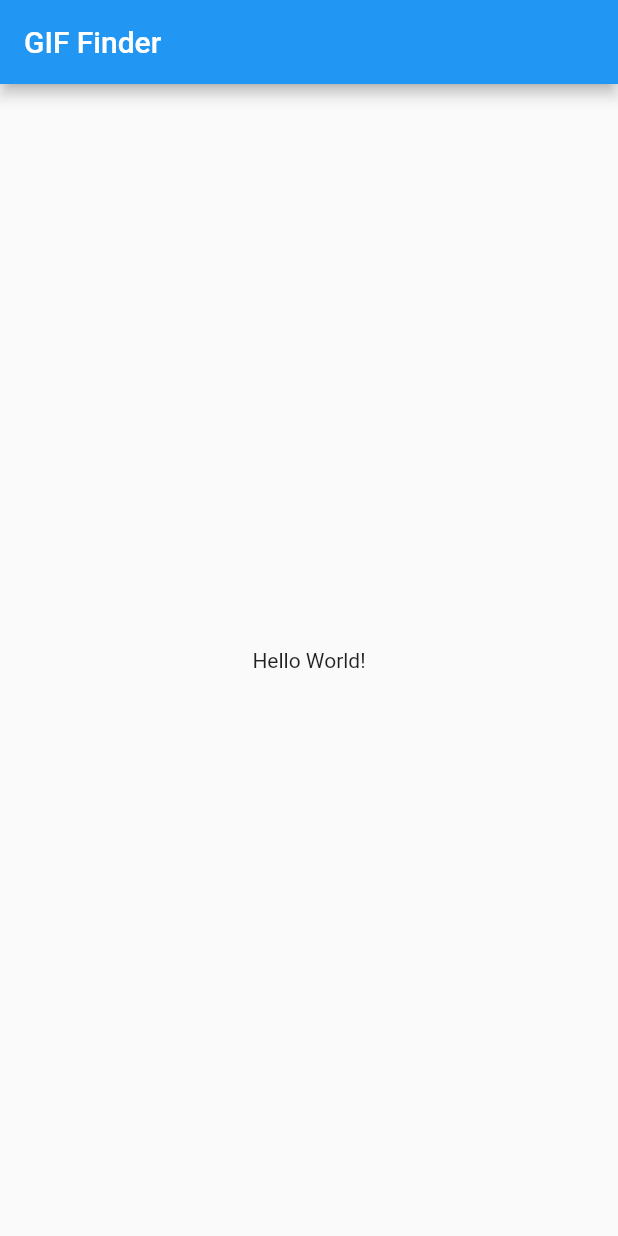
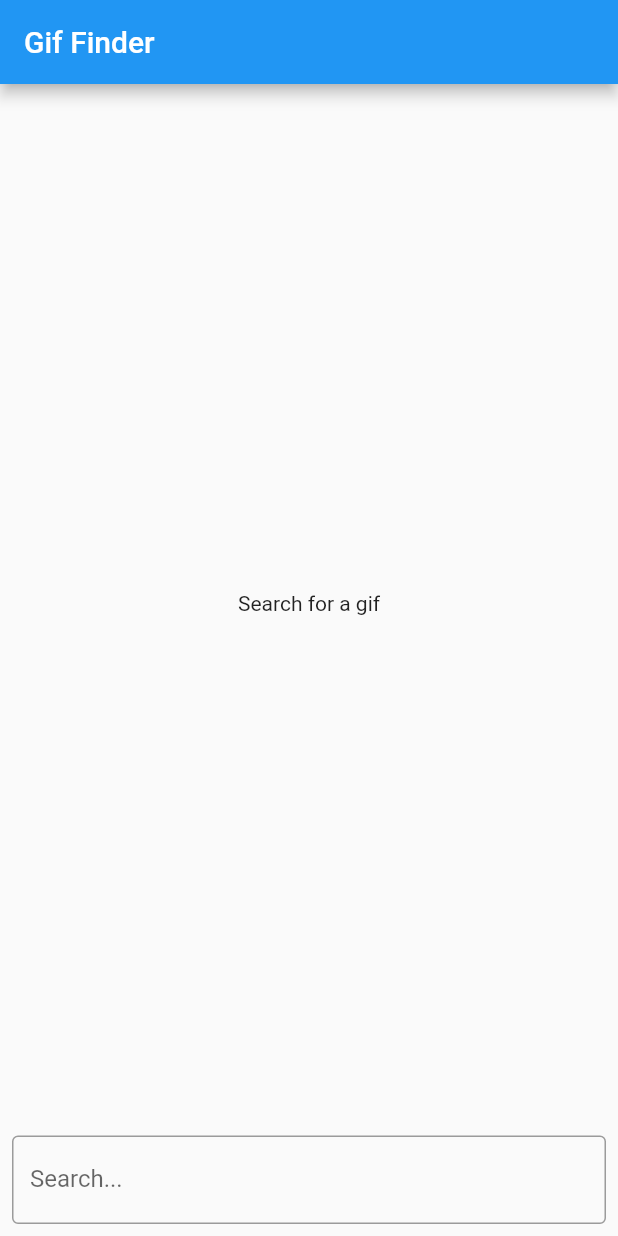
Before and after one commit to Niks-Kozlovs/gif-finder, a Flutter app: the screen it shows after launch, on a phone screen of 412 x 824 dp. Run offline on Flutter 3.47's test engine with Material 2 defaults, Android fonts, the light colour scheme and no system bars; our stand-ins replace flutter_dotenv, transparent_image.

Commit message:
Added gif search functionality

```diff
--- a/lib/main.dart
+++ b/lib/main.dart
@@ -1,7 +1,11 @@
 import 'package:flutter/material.dart';
+import 'package:flutter_dotenv/flutter_dotenv.dart';
 import 'package:gif_finder/view/screens/home_screen.dart';
+import 'package:gif_finder/view_model/home_screen_view_model.dart';
+import 'package:provider/provider.dart';
 
-void main() {
+void main() async {
+  await dotenv.load(fileName: '.env');
   runApp(const MyApp());
 }
 
@@ -9,12 +13,17 @@ class MyApp extends StatelessWidget {
   const MyApp({Key? key}) : super(key: key);
   @override
   Widget build(BuildContext context) {
-    return MaterialApp(
-      title: 'GIF Finder',
-      theme: ThemeData(
-        primarySwatch: Colors.blue,
+    return MultiProvider(
+      providers: [
+        ChangeNotifierProvider(create: (_) => HomeScreenViewModel()),
+      ],
+      child: MaterialApp(
+        title: 'GIF Finder',
+        theme: ThemeData(
+          primarySwatch: Colors.blue,
+        ),
+        home: const HomeScreen(),
       ),
-      home: const HomeScreen(),
     );
   }
 }
--- /dev/null
+++ b/lib/model/gif.dart
@@ -0,0 +1,348 @@
+// Generated using https://dart-quicktype.netlify.app/
+
+List<Gif> gifFromJson(List<dynamic> value) => List<Gif>.from(value.map((x) => Gif.fromJson(x)));
+
+class Gif {
+    Gif({
+        required this.type,
+        required this.id,
+        required this.url,
+        required this.slug,
+        required this.bitlyGifUrl,
+        required this.bitlyUrl,
+        required this.embedUrl,
+        required this.username,
+        required this.source,
+        required this.title,
+        required this.rating,
+        required this.contentUrl,
+        required this.sourceTld,
+        required this.sourcePostUrl,
+        required this.isSticker,
+        required this.importDatetime,
+        required this.trendingDatetime,
+        required this.images,
+        required this.analyticsResponsePayload,
+        required this.analytics,
+        required this.user,
+    });
+
+    final String? type;
+    final String? id;
+    final String? url;
+    final String? slug;
+    final String? bitlyGifUrl;
+    final String? bitlyUrl;
+    final String? embedUrl;
+    final String? username;
+    final String? source;
+    final String? title;
+    final String? rating;
+    final String? contentUrl;
+    final String? sourceTld;
+    final String? sourcePostUrl;
+    final int? isSticker;
+    final DateTime? importDatetime;
+    final String? trendingDatetime;
+    final Images? images;
+    final String? analyticsResponsePayload;
+    final Analytics? analytics;
+    final User? user;
+
+    factory Gif.fromJson(Map<String, dynamic> json){
+        return Gif(
+        type: json["type"],
+        id: json["id"],
+        url: json["url"],
+        slug: json["slug"],
+        bitlyGifUrl: json["bitly_gif_url"],
+        bitlyUrl: json["bitly_url"],
+        embedUrl: json["embed_url"],
+        username: json["username"],
+        source: json["source"],
+        title: json["title"],
+        rating: json["rating"],
+        contentUrl: json["content_url"],
+        sourceTld: json["source_tld"],
+        sourcePostUrl: json["source_post_url"],
+        isSticker: json["is_sticker"],
+        importDatetime: json["import_datetime"] == null ? null : DateTime.parse(json["import_datetime"]),
+        trendingDatetime: json["trending_datetime"],
+        images: json["images"] == null ? null : Images.fromJson(json["images"]),
+        analyticsResponsePayload: json["analytics_response_payload"],
+        analytics: json["analytics"] == null ? null : Analytics.fromJson(json["analytics"]),
+        user: json["user"] == null ? null : User.fromJson(json["user"]),
+    );
+    }
+
+}
+
+class Analytics {
+    Analytics({
+        required this.onload,
+        required this.onclick,
+        required this.onsent,
+    });
+
+    final Onclick? onload;
+    final Onclick? onclick;
+    final Onclick? onsent;
+
+    factory Analytics.fromJson(Map<String, dynamic> json){
+        return Analytics(
+        onload: json["onload"] == null ? null : Onclick.fromJson(json["onload"]),
+        onclick: json["onclick"] == null ? null : Onclick.fromJson(json["onclick"]),
+        onsent: json["onsent"] == null ? null : Onclick.fromJson(json["onsent"]),
+    );
+    }
+
+}
+
+class Onclick {
+    Onclick({
+        required this.url,
+    });
+
+    final String? url;
+
+    factory Onclick.fromJson(Map<String, dynamic> json){
+        return Onclick(
+        url: json["url"],
+    );
+    }
+
+}
+
+class Images {
+    Images({
+        required this.original,
+        required this.downsized,
+        required this.downsizedLarge,
+        required this.downsizedMedium,
+        required this.downsizedSmall,
+        required this.downsizedStill,
+        required this.fixedHeight,
+        required this.fixedHeightDownsampled,
+        required this.fixedHeightSmall,
+        required this.fixedHeightSmallStill,
+        required this.fixedHeightStill,
+        required this.fixedWidth,
+        required this.fixedWidthDownsampled,
+        required this.fixedWidthSmall,
+        required this.fixedWidthSmallStill,
+        required this.fixedWidthStill,
+        required this.looping,
+        required this.originalStill,
+        required this.originalMp4,
+        required this.preview,
+        required this.previewGif,
+        required this.previewWebp,
+        required this.the480WStill,
+        required this.hd,
+    });
+
+    final FixedHeight? original;
+    final The480WStill? downsized;
+    final The480WStill? downsizedLarge;
+    final The480WStill? downsizedMedium;
+    final DownsizedSmall? downsizedSmall;
+    final The480WStill? downsizedStill;
+    final FixedHeight? fixedHeight;
+    final FixedHeight? fixedHeightDownsampled;
+    final FixedHeight? fixedHeightSmall;
+    final The480WStill? fixedHeightSmallStill;
+    final The480WStill? fixedHeightStill;
+    final FixedHeight? fixedWidth;
+    final FixedHeight? fixedWidthDownsampled;
+    final FixedHeight? fixedWidthSmall;
+    final The480WStill? fixedWidthSmallStill;
+    final The480WStill? fixedWidthStill;
+    final Looping? looping;
+    final The480WStill? originalStill;
+    final DownsizedSmall? originalMp4;
+    final DownsizedSmall? preview;
+    final The480WStill? previewGif;
+    final The480WStill? previewWebp;
+    final The480WStill? the480WStill;
+    final DownsizedSmall? hd;
+
+    factory Images.fromJson(Map<String, dynamic> json){
+        return Images(
+        original: json["original"] == null ? null : FixedHeight.fromJson(json["original"]),
+        downsized: json["downsized"] == null ? null : The480WStill.fromJson(json["downsized"]),
+        downsizedLarge: json["downsized_large"] == null ? null : The480WStill.fromJson(json["downsized_large"]),
+        downsizedMedium: json["downsized_medium"] == null ? null : The480WStill.fromJson(json["downsized_medium"]),
+        downsizedSmall: json["downsized_small"] == null ? null : DownsizedSmall.fromJson(json["downsized_small"]),
+        downsizedStill: json["downsized_still"] == null ? null : The480WStill.fromJson(json["downsized_still"]),
+        fixedHeight: json["fixed_height"] == null ? null : FixedHeight.fromJson(json["fixed_height"]),
+        fixedHeightDownsampled: json["fixed_height_downsampled"] == null ? null : FixedHeight.fromJson(json["fixed_height_downsampled"]),
+        fixedHeightSmall: json["fixed_height_small"] == null ? null : FixedHeight.fromJson(json["fixed_height_small"]),
+        fixedHeightSmallStill: json["fixed_height_small_still"] == null ? null : The480WStill.fromJson(json["fixed_height_small_still"]),
+        fixedHeightStill: json["fixed_height_still"] == null ? null : The480WStill.fromJson(json["fixed_height_still"]),
+        fixedWidth: json["fixed_width"] == null ? null : FixedHeight.fromJson(json["fixed_width"]),
+        fixedWidthDownsampled: json["fixed_width_downsampled"] == null ? null : FixedHeight.fromJson(json["fixed_width_downsampled"]),
+        fixedWidthSmall: json["fixed_width_small"] == null ? null : FixedHeight.fromJson(json["fixed_width_small"]),
+        fixedWidthSmallStill: json["fixed_width_small_still"] == null ? null : The480WStill.fromJson(json["fixed_width_small_still"]),
+        fixedWidthStill: json["fixed_width_still"] == null ? null : The480WStill.fromJson(json["fixed_width_still"]),
+        looping: json["looping"] == null ? null : Looping.fromJson(json["looping"]),
+        originalStill: json["original_still"] == null ? null : The480WStill.fromJson(json["original_still"]),
+        originalMp4: json["original_mp4"] == null ? null : DownsizedSmall.fromJson(json["original_mp4"]),
+        preview: json["preview"] == null ? null : DownsizedSmall.fromJson(json["preview"]),
+        previewGif: json["preview_gif"] == null ? null : The480WStill.fromJson(json["preview_gif"]),
+        previewWebp: json["preview_webp"] == null ? null : The480WStill.fromJson(json["preview_webp"]),
+        the480WStill: json["480w_still"] == null ? null : The480WStill.fromJson(json["480w_still"]),
+        hd: json["hd"] == null ? null : DownsizedSmall.fromJson(json["hd"]),
+    );
+    }
+
+}
+
+class The480WStill {
+    The480WStill({
+        required this.height,
+        required this.width,
+        required this.size,
+        required this.url,
+    });
+
+    final String? height;
+    final String? width;
+    final String? size;
+    final String? url;
+
+    factory The480WStill.fromJson(Map<String, dynamic> json){
+        return The480WStill(
+        height: json["height"],
+        width: json["width"],
+        size: json["size"],
+        url: json["url"],
+    );
+    }
+
+}
+
+class DownsizedSmall {
+    DownsizedSmall({
+        required this.height,
+        required this.width,
+        required this.mp4Size,
+        required this.mp4,
+    });
+
+    final String? height;
+    final String? width;
+    final String? mp4Size;
+    final String? mp4;
+
+    factory DownsizedSmall.fromJson(Map<String, dynamic> json){
+        return DownsizedSmall(
+        height: json["height"],
+        width: json["width"],
+        mp4Size: json["mp4_size"],
+        mp4: json["mp4"],
+    );
+    }
+
+}
+
+class FixedHeight {
+    FixedHeight({
+        required this.height,
+        required this.width,
+        required this.size,
+        required this.url,
+        required this.mp4Size,
+        required this.mp4,
+        required this.webpSize,
+        required this.webp,
+        required this.frames,
+        required this.hash,
+    });
+
+    final String? height;
+    final String? width;
+    final String? size;
+    final String? url;
+    final String? mp4Size;
+    final String? mp4;
+    final String? webpSize;
+    final String? webp;
+    final String? frames;
+    final String? hash;
+
+    factory FixedHeight.fromJson(Map<String, dynamic> json){
+        return FixedHeight(
+        height: json["height"],
+        width: json["width"],
+        size: json["size"],
+        url: json["url"],
+        mp4Size: json["mp4_size"],
+        mp4: json["mp4"],
+        webpSize: json["webp_size"],
+        webp: json["webp"],
+        frames: json["frames"],
+        hash: json["hash"],
+    );
+    }
+
+}
+
+class Looping {
+    Looping({
+        required this.mp4Size,
+        required this.mp4,
+    });
+
+    final String? mp4Size;
+    final String? mp4;
+
+    factory Looping.fromJson(Map<String, dynamic> json){
+        return Looping(
+        mp4Size: json["mp4_size"],
+        mp4: json["mp4"],
+    );
+    }
+
+}
+
+class User {
+    User({
+        required this.avatarUrl,
+        required this.bannerImage,
+        required this.bannerUrl,
+        required this.profileUrl,
+        required this.username,
+        required this.displayName,
+        required this.description,
+        required this.instagramUrl,
+        required this.websiteUrl,
+        required this.isVerified,
+    });
+
+    final String? avatarUrl;
+    final String? bannerImage;
+    final String? bannerUrl;
+    final String? profileUrl;
+    final String? username;
+    final String? displayName;
+    final String? description;
+    final String? instagramUrl;
+    final String? websiteUrl;
+    final bool? isVerified;
+
+    factory User.fromJson(Map<String, dynamic> json){
+        return User(
+        avatarUrl: json["avatar_url"],
+        bannerImage: json["banner_image"],
+        bannerUrl: json["banner_url"],
+        profileUrl: json["profile_url"],
+        username: json["username"],
+        displayName: json["display_name"],
+        description: json["description"],
+        instagramUrl: json["instagram_url"],
+        websiteUrl: json["website_url"],
+        isVerified: json["is_verified"],
+    );
+    }
+
+}
--- /dev/null
+++ b/lib/model/services/api_status.dart
@@ -0,0 +1,11 @@
+class Success {
+  int code = 200;
+  Object response;
+  Success({this.code = 200, required this.response});
+}
+
+class Failure {
+  int code;
+  Object errorResponse;
+  Failure({required this.code, required this.errorResponse});
+}
--- /dev/null
+++ b/lib/util/constants.dart
@@ -0,0 +1,14 @@
+//Constants for the app
+const int delayAfterTextInputInMs = 500;
+
+//GIPHY configs
+const String gifBaseURL = 'https://api.giphy.com/';
+const String gifSearchURL = '${gifBaseURL}v1/gifs/search';
+// Max is 50 for beta keys
+const int objectLimit = 25;
+
+//Response codes
+const int userInvalidResponse = 100;
+const int noInternetConnection = 101;
+const int invalidFormat = 102;
+const int unknownError = 103;
--- a/lib/view/screens/home_screen.dart
+++ b/lib/view/screens/home_screen.dart
@@ -1,4 +1,11 @@
 import 'package:flutter/material.dart';
+import 'package:gif_finder/model/gif.dart';
+import 'package:gif_finder/view_model/home_screen_view_model.dart';
+import 'package:gif_finder/util/constants.dart';
+import 'package:provider/provider.dart';
+import 'dart:async';
+
+import 'package:transparent_image/transparent_image.dart';
 
 class HomeScreen extends StatefulWidget {
   const HomeScreen({Key? key}) : super(key: key);
@@ -8,17 +15,108 @@ class HomeScreen extends StatefulWidget {
 }
 
 class _HomeScreenState extends State<HomeScreen> {
+  Timer? _debounce;
+
+  _onSearchChanged(String query, HomeScreenViewModel viewModel) {
+    _debounce?.cancel();
+    _debounce =
+        Timer(const Duration(milliseconds: delayAfterTextInputInMs), () {
+      if (query == '') {
+        viewModel.clearGifs();
+      } else {
+        viewModel.searchGifs(query);
+      }
+    });
+  }
+
   @override
   Widget build(BuildContext context) {
+    final viewModel = Provider.of<HomeScreenViewModel>(context);
+
     return Scaffold(
-      appBar: AppBar(
-        title: const Text("GIF Finder"),
-      ),
-      body: const Center(
-        child: Text(
-              'Hello World!',
+      appBar: _getAppBar(),
+      body: SafeArea(
+        child: Column(
+          children: [
+            Expanded(child: _getGifsList(viewModel, context)),
+            viewModel.loadingMoreGifs ? const CircularProgressIndicator() : const SizedBox.shrink(),
+            Align(
+              alignment: Alignment.bottomCenter,
+              child: Container(
+                padding: const EdgeInsets.all(8.0),
+                child: TextField(
+                    decoration: const InputDecoration(
+                      border: OutlineInputBorder(),
+                      labelText: 'Search...',
+                    ),
+                    onChanged: (query) => _onSearchChanged(query, viewModel)),
+              ),
             ),
+          ],
+        ),
       ),
     );
   }
+
+  AppBar _getAppBar() {
+    return AppBar(
+      title: const Text('Gif Finder'),
+    );
+  }
+
+  _getGifsList(HomeScreenViewModel viewModel, BuildContext context) {
+    if (viewModel.loading) {
+      return const Center(
+        child: CircularProgressIndicator(),
+      );
+    }
+
+    if (viewModel.searchQuery.isEmpty) {
+      return const Center(
+        child: Text('Search for a gif'),
+      );
+    }
+
+    if (viewModel.error.isNotEmpty) {
+      return Center(
+        child: Text(
+          viewModel.error,
+          style:
+              const TextStyle(fontWeight: FontWeight.bold, color: Colors.red),
+        ),
+      );
+    }
+
+    if (viewModel.gifs.isEmpty) {
+      return const Center(
+        child: Text('No gifs found'),
+      );
+    }
+
+    return GridView.builder(
+      itemCount: viewModel.gifs.length,
+      gridDelegate: const SliverGridDelegateWithFixedCrossAxisCount(
+        crossAxisCount: 2,
+        crossAxisSpacing: 10.0,
+        mainAxisSpacing: 10.0,
+      ),
+      itemBuilder: (context, index) {
+        final gif = viewModel.gifs[index];
+        return _getGifItem(gif);
+      },
+    );
+  }
+
+  _getGifItem(Gif gif) {
+    if (gif.images?.fixedHeight?.url == null) {
+      return null;
+    }
+
+    return FadeInImage.memoryNetwork(
+      placeholder: kTransparentImage,
+      image: gif.images?.fixedWidth?.url as String,
+      height: 300.0,
+      fit: BoxFit.cover,
+    );
+  }
 }
--- /dev/null
+++ b/lib/view_model/home_screen_view_model.dart
@@ -0,0 +1,77 @@
+import 'package:flutter/cupertino.dart';
+import 'package:gif_finder/model/gif.dart';
+import 'package:gif_finder/model/services/api_status.dart';
+import 'package:gif_finder/model/services/gif_service.dart';
+
+class HomeScreenViewModel extends ChangeNotifier {
+  bool _loading = false;
+  bool _loadingMoreGifs = false;
+  List<Gif> _gifs = [];
+  String _errorMessage = '';
+  String _searchQuery = '';
+
+  bool get loading => _loading;
+  bool get loadingMoreGifs => _loadingMoreGifs;
+  List<Gif> get gifs => _gifs;
+  String get error => _errorMessage;
+  String get searchQuery => _searchQuery;
+
+  setLoading(bool loading) {
+    _loading = loading;
+    notifyListeners();
+  }
+
+  setLoadingMoreGifs(bool loading) {
+    _loadingMoreGifs = loading;
+    notifyListeners();
+  }
+
+  setGifs(List<Gif> gifs) {
+    _gifs = gifs;
+  }
+
+  appendGifs(List<Gif> gifs) {
+    _gifs.addAll(gifs);
+  }
+
+  setErrorMessage (String errorMessage) {
+    _errorMessage = errorMessage;
+  }
+
+  searchGifs(String query) async {
+    setLoading(true);
+
+    _searchQuery = query;
+    var response = await GifService.getGifs(query);
+
+    if (response is Success) {
+      setGifs(response.response as List<Gif>);
+    }
+    if (response is Failure) {
+      setErrorMessage(response.errorResponse as String);
+    }
+
+    setLoading(false);
+  }
+
+  loadMoreGifs() async {
+    setLoadingMoreGifs(true);
+
+    var response = await GifService.getGifs(_searchQuery, _gifs.length);
+
+    if (response is Success) {
+      appendGifs(response.response as List<Gif>);
+    }
+    if (response is Failure) {
+      setErrorMessage(response.errorResponse as String);
+    }
+
+    setLoadingMoreGifs(false);
+  }
+
+  clearGifs() {
+    _gifs.clear();
+    _searchQuery = '';
+    notifyListeners();
+  }
+}
```
Also changed, not shown: lib/model/services/gif_service.dart (added, +36 -0 lines), pubspec.yaml (+7 -2 lines), pubspec.lock, 5 other files.
